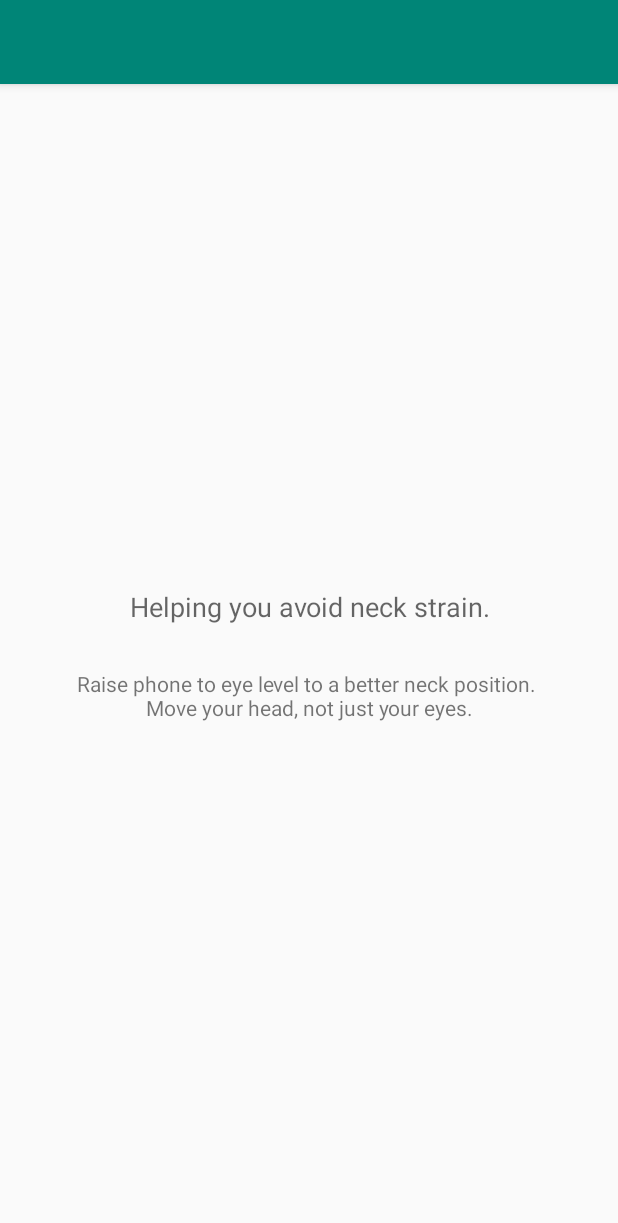
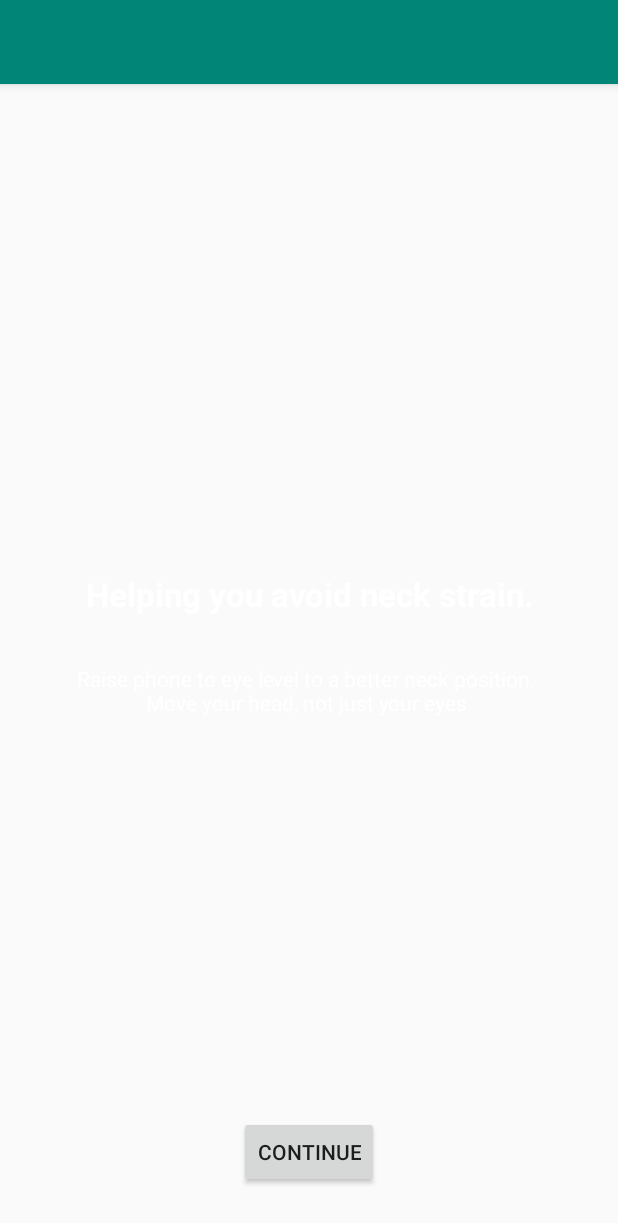
Before and after one commit to calebcuthbertlinden/pro-tech-neck, an Android app: the NeckFeedbackActivity screen opened directly, with no data from a screen before it, on a phone screen of 412 x 824 dp. Shown: the top 1223 px of the screen. Run offline under Robolectric (Android 15) with nearby library versions, the phone set to English and light mode, and no system bars; our stand-ins replace ButterKnife.

Commit message:
[13][feature] update colurs and gradients and style

```diff
--- a/app/src/main/java/com/example/protechneck/ui/NeckFeedbackActivity.java
+++ b/app/src/main/java/com/example/protechneck/ui/NeckFeedbackActivity.java
@@ -1,11 +1,16 @@
 package com.example.protechneck.ui;
 
+import android.content.Context;
+import android.content.Intent;
 import android.hardware.Sensor;
 import android.hardware.SensorEvent;
 import android.hardware.SensorEventListener;
 import android.hardware.SensorManager;
 import android.os.Bundle;
+import android.os.Handler;
 import android.util.Log;
+import android.view.View;
+import android.widget.Button;
 import android.widget.TextView;
 import android.widget.Toast;
 
@@ -16,26 +21,31 @@ import androidx.core.content.ContextCompat;
 import com.example.protechneck.R;
 import com.example.protechneck.models.PostureAnalyticsEvent;
 import com.example.protechneck.models.PostureEventType;
+import com.example.protechneck.models.Strictness;
+import com.example.protechneck.services.NeckCheckerService;
 import com.example.protechneck.util.AnalyticsUtil;
 import com.example.protechneck.util.PreferencesHelper;
 import com.example.protechneck.util.SensorUtil;
 
+import butterknife.BindView;
+import butterknife.ButterKnife;
+
 public class NeckFeedbackActivity extends AppCompatActivity implements SensorEventListener {
-
-    private TextView postureType;
-    private ConstraintLayout container;
 
     private SensorManager sensorManager;
     private Sensor accelerometer;
     private Sensor magneticField;
 
+    @BindView(R.id.btn_continue) Button btnFinish;
+    @BindView(R.id.heading) TextView postureType;
+    @BindView(R.id.description) TextView description;
+    @BindView(R.id.container) ConstraintLayout container;
+
     @Override
     protected void onCreate(Bundle savedInstanceState) {
         super.onCreate(savedInstanceState);
         setContentView(R.layout.activity_tech_neck);
-
-        postureType = findViewById(R.id.posture_type);
-        container = findViewById(R.id.container);
+        ButterKnife.bind(this);
 
         PreferencesHelper.getInstance(getApplicationContext()).setAppServiceRunningPreference(true);
 
@@ -45,6 +55,13 @@ public class NeckFeedbackActivity extends AppCompatActivity implements SensorEve
             Toast.makeText(this, "This device does not have the necessary hardware to support this application",
                     Toast.LENGTH_LONG).show();
         }
+
+        btnFinish.setOnClickListener(view -> {
+            finish();
+            NeckCheckerService mSensorService = new NeckCheckerService();
+            Intent mServiceIntent = new Intent(this, mSensorService.getClass());
+            this.stopService(mServiceIntent);
+        });
     }
 
     private void initSensors() {
@@ -92,19 +109,25 @@ public class NeckFeedbackActivity extends AppCompatActivity implements SensorEve
                 // Bad posture
                 AnalyticsUtil.sendAnalyticsEvent(PostureAnalyticsEvent.BAD_POSTURE, null, null);
                 postureType.setText(getString(R.string.posture_type_bad));
-                container.setBackgroundColor(ContextCompat.getColor(this, R.color.badBackground));
+                description.setText(getString(R.string.posture_type_bad_description));
+                container.setBackground(ContextCompat.getDrawable(this, R.drawable.feedback_background_bad));
+                btnFinish.setVisibility(View.GONE);
                 break;
             case LOW_ANGLED:
                 // Bad posture
                 AnalyticsUtil.sendAnalyticsEvent(PostureAnalyticsEvent.OKAY_POSTURE, null, null);
                 postureType.setText(getString(R.string.posture_type_okay));
-                container.setBackgroundColor(ContextCompat.getColor(this, R.color.okayBackground));
+                description.setText(getString(R.string.posture_type_okay_description));
+                container.setBackground(ContextCompat.getDrawable(this, R.drawable.feedback_background_okay));
+                btnFinish.setVisibility(View.GONE);
                 break;
             case PERFECT_POSTURE:
                 // Perfect posture
                 AnalyticsUtil.sendAnalyticsEvent(PostureAnalyticsEvent.PERFECT_POSTURE, null, null);
                 postureType.setText(getString(R.string.posture_type_good));
-                container.setBackgroundColor(ContextCompat.getColor(this, R.color.goodBackground));
+                description.setText(getString(R.string.posture_type_good_description));
+                container.setBackground(ContextCompat.getDrawable(this, R.drawable.feedback_background_good));
+                btnFinish.setVisibility(View.VISIBLE);
                 break;
             default:
                 break;
--- /dev/null
+++ b/app/src/main/res/drawable/feedback_background_bad.xml
@@ -0,0 +1,8 @@
+<?xml version="1.0" encoding="utf-8"?>
+<shape xmlns:android="http://schemas.android.com/apk/res/android"
+    android:shape="rectangle">
+    <gradient
+        android:startColor="#E33E33"
+        android:endColor="#FFB877"
+        android:angle="90"/>
+</shape>
--- /dev/null
+++ b/app/src/main/res/drawable/feedback_background_good.xml
@@ -0,0 +1,9 @@
+<?xml version="1.0" encoding="utf-8"?>
+<shape xmlns:android="http://schemas.android.com/apk/res/android"
+    android:shape="rectangle">
+    <gradient
+        android:startColor="#13572E"
+        android:endColor="#85FFE2"
+        android:angle="90
+"/>
+</shape>
--- /dev/null
+++ b/app/src/main/res/drawable/feedback_background_okay.xml
@@ -0,0 +1,8 @@
+<?xml version="1.0" encoding="utf-8"?>
+<shape xmlns:android="http://schemas.android.com/apk/res/android"
+    android:shape="rectangle">
+    <gradient
+        android:startColor="#FF9900"
+        android:endColor="#FFF7CF"
+        android:angle="90"/>
+</shape>
--- a/app/src/main/res/layout/content_tech_neck.xml
+++ b/app/src/main/res/layout/content_tech_neck.xml
@@ -22,29 +22,39 @@
         app:layout_constraintBottom_toBottomOf="parent"
         app:layout_constraintTop_toTopOf="parent"
         android:text="@string/tech_neck_description"
-        android:textAppearance="@style/Base.TextAppearance.AppCompat.Medium"
+        android:textAppearance="@style/Base.TextAppearance.AppCompat.Large"
         app:layout_constraintLeft_toLeftOf="parent"
         app:layout_constraintRight_toRightOf="parent"
+        android:textColor="#FFFFFF"
         android:textAlignment="center"
-        android:layout_marginBottom="@dimen/gutterSpaceDouble"/>
+        android:textStyle="bold"
+        android:paddingBottom="@dimen/gutterSpace"
+        android:layout_marginBottom="@dimen/gutterSpace"/>
 
     <TextView
+        android:id="@+id/description"
         android:layout_width="wrap_content"
         android:layout_height="wrap_content"
-        android:id="@+id/posture_type"
-        app:layout_constraintTop_toBottomOf="@id/heading"
-        android:textAppearance="@style/Base.TextAppearance.AppCompat.Large"
-        app:layout_constraintLeft_toLeftOf="parent"
-        app:layout_constraintRight_toRightOf="parent"/>
-
-    <TextView
-        android:layout_width="wrap_content"
-        android:layout_height="wrap_content"
-        app:layout_constraintTop_toBottomOf="@+id/posture_type"
+        app:layout_constraintTop_toBottomOf="@+id/heading"
+        android:padding="@dimen/gutterSpace"
+        android:textColor="#FFFFFF"
         android:text="@string/raise_phone_instruction"
         android:textAppearance="@style/Base.TextAppearance.AppCompat.Small"
         app:layout_constraintLeft_toLeftOf="parent"
         android:textAlignment="center"
         app:layout_constraintRight_toRightOf="parent"/>
 
+    <Button
+        android:layout_gravity="center"
+        android:id="@+id/btn_continue"
+        android:layout_width="wrap_content"
+        android:layout_height="wrap_content"
+        android:gravity="center"
+        style="@style/Widget.AppCompat.Button"
+        app:layout_constraintBottom_toBottomOf="parent"
+        app:layout_constraintLeft_toLeftOf="parent"
+        app:layout_constraintRight_toRightOf="parent"
+        android:layout_margin="@dimen/gutterSpaceDouble"
+        android:text="@string/btn_continue"/>
+
 </androidx.constraintlayout.widget.ConstraintLayout>
--- a/app/src/main/res/layout/onboarding_fragment.xml
+++ b/app/src/main/res/layout/onboarding_fragment.xml
@@ -25,7 +25,7 @@
 
     <TextView
         android:id="@+id/description"
-        android:padding="@dimen/gutterSpaceDouble"
+        android:padding="@dimen/gutterSpace"
         android:textSize="14sp"
         android:textAlignment="center"
         android:layout_width="wrap_content"
--- a/app/src/main/res/values/dimens.xml
+++ b/app/src/main/res/values/dimens.xml
@@ -1,7 +1,9 @@
 <?xml version="1.0" encoding="utf-8"?>
 <resources>
     <dimen name="base_margin">8dp</dimen>
-    <dimen name="gutterSpaceDouble">16dp</dimen>
+    <dimen name="gutterSpaceHalf">8dp</dimen>
+    <dimen name="gutterSpace">16dp</dimen>
+    <dimen name="gutterSpaceDouble">32dp</dimen>
     <dimen name="fab_margin">16dp</dimen>
     <dimen name="onboarding_image_width">140dp</dimen>
     <dimen name="radio_button_width">100dp</dimen>
--- a/app/src/main/res/values/strings.xml
+++ b/app/src/main/res/values/strings.xml
@@ -16,9 +16,12 @@
     <string name="tech_neck_description">Helping you avoid neck strain.</string>
     <string name="title_activity_tech_neck" tools:ignore="ExtraTranslation">TechNeckActivity</string>
 
-    <string name="posture_type_bad">Bad posture</string>
-    <string name="posture_type_okay">Okay posture</string>
-    <string name="posture_type_good">Good posture</string>
+    <string name="posture_type_bad">Lift your phone up!</string>
+    <string name="posture_type_okay">Becareful</string>
+    <string name="posture_type_good">Good job. As you were</string>
+    <string name="posture_type_bad_description">You are currently either looking directly down at your phone, or can’t see anything on the screen. Doing this for extended period will lead to neck strain.</string>
+    <string name="posture_type_okay_description">Ensure you don’t fall into bad habits. Lift your phone up to eye level, you are almost there.</string>
+    <string name="posture_type_good_description">This is exactly where you want to be, keep it up.</string>
 
     <!-- ONBOARDING -->
     <string name="app_title">Protek Neck</string>
```
Also changed, not shown: app/src/main/java/com/example/protechneck/services/NeckCheckerService.java (+10 -10 lines), app/src/main/res/layout/content_settings.xml (+13 -13 lines).
